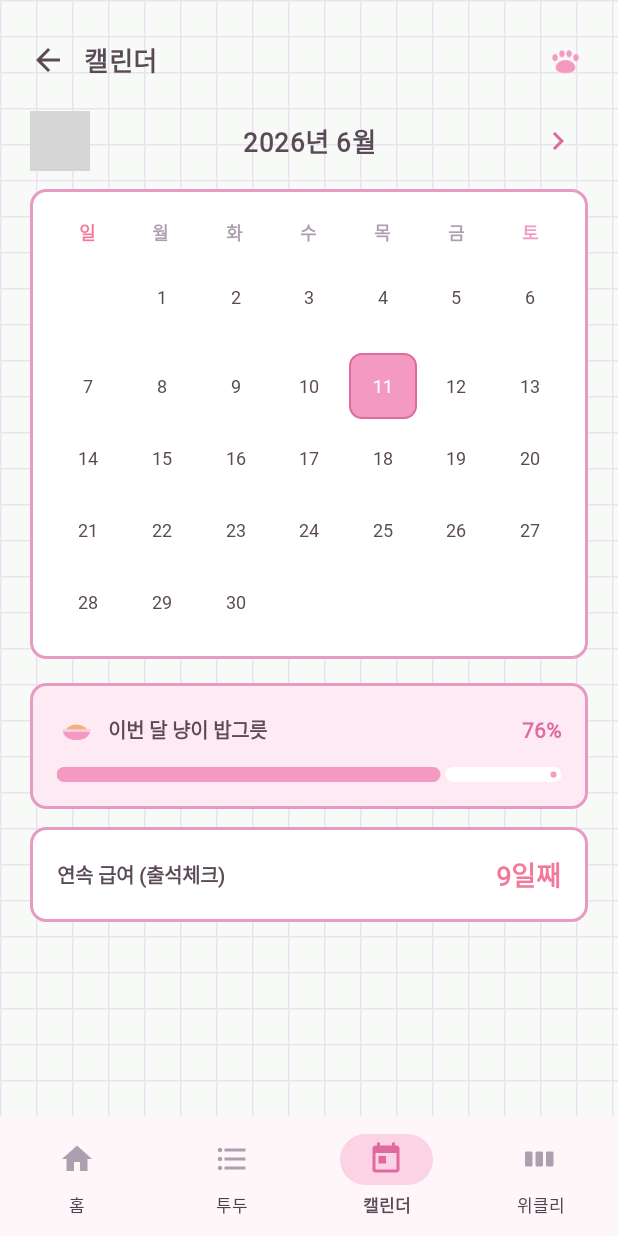
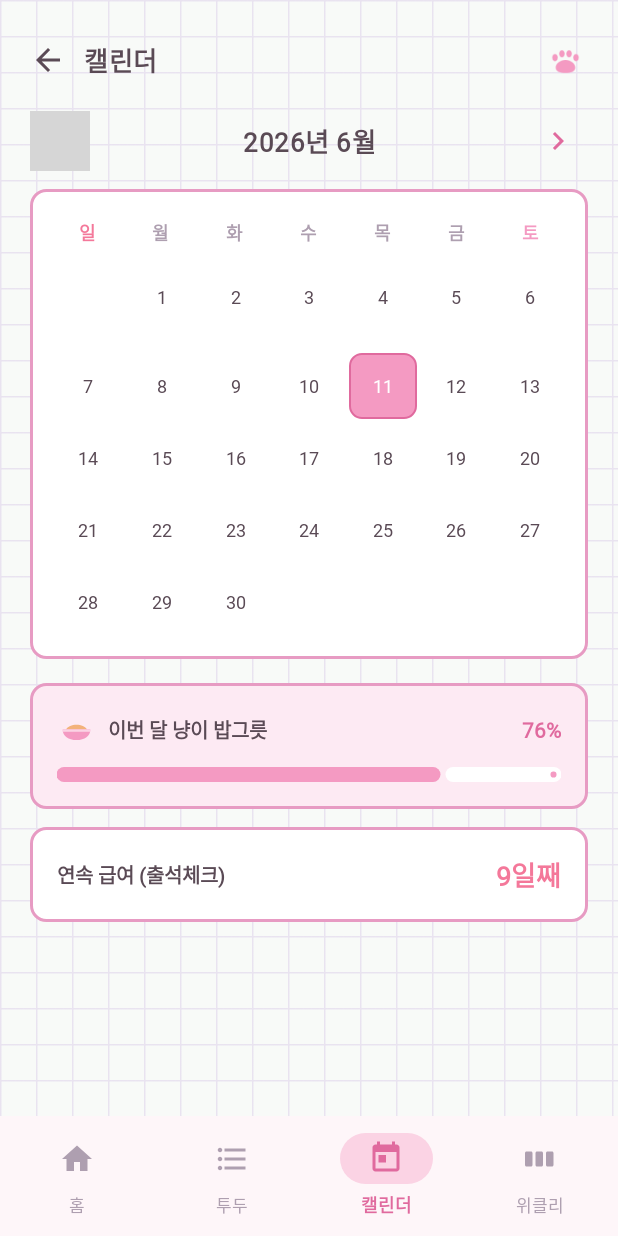
Before and after one commit to hya-th/0236.todo, an Android app: the screen it shows after launch (MainActivity), item 3 of the bottom bar chosen, on a phone screen of 412 x 824 dp. Run offline under Robolectric (Android 15) with nearby library versions, the phone set to English and light mode, and no system bars; our stand-ins replace Room's generated code, navigation-ui; grey boxes are pictures that could not be loaded.

Commit message:
GNB 액티브 라벨 강조 확실히 적용
- itemTextColor 셀렉터 재추가(액티브=pink_dark)로 라벨 색 적용 보장
- 액티브 라벨 12sp 볼드로 비활성과 구분 강화

https://claude.ai/code/session_01V4HrYDnru2rdwn1MeXo17k

```diff
--- a/app/src/main/res/layout/activity_main.xml
+++ b/app/src/main/res/layout/activity_main.xml
@@ -26,6 +26,7 @@
         android:background="@color/white"
         app:itemActiveIndicatorStyle="@style/BottomNavIndicator"
         app:itemIconTint="@color/bottom_nav_color"
+        app:itemTextColor="@color/bottom_nav_color"
         app:itemTextAppearanceActive="@style/BottomNavTextActive"
         app:itemTextAppearanceInactive="@style/BottomNavTextInactive"
         app:labelVisibilityMode="labeled"
--- a/app/src/main/res/values/styles.xml
+++ b/app/src/main/res/values/styles.xml
@@ -8,7 +8,7 @@
     </style>
 
     <style name="BottomNavTextActive">
-        <item name="android:textSize">11sp</item>
+        <item name="android:textSize">12sp</item>
         <item name="android:textStyle">bold</item>
         <item name="android:textColor">@color/pink_dark</item>
         <item name="fontFamily">@font/dunggeunmo</item>
```
